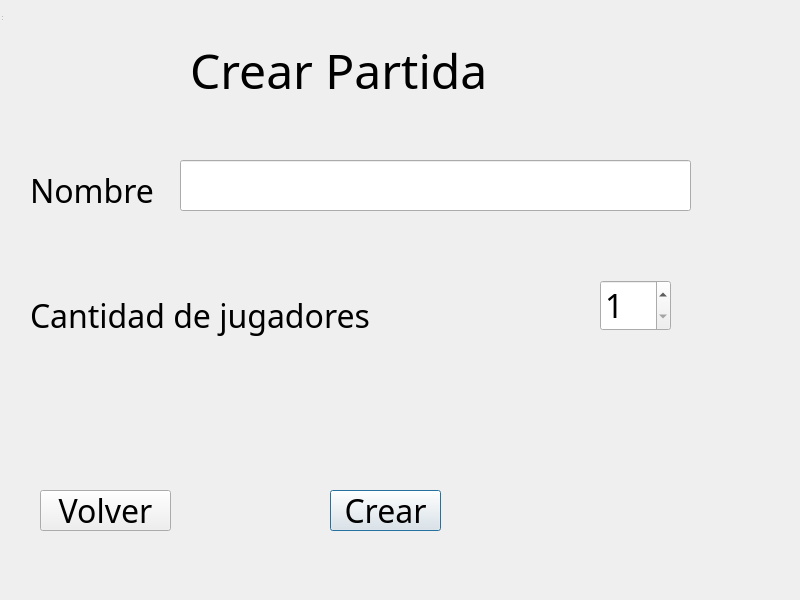
Before: the Qt Designer form src/Client/Lobby/creategame.ui in franciscoduc4/TP_Jazz_Jackrabbit_2, drawn with Qt 5.
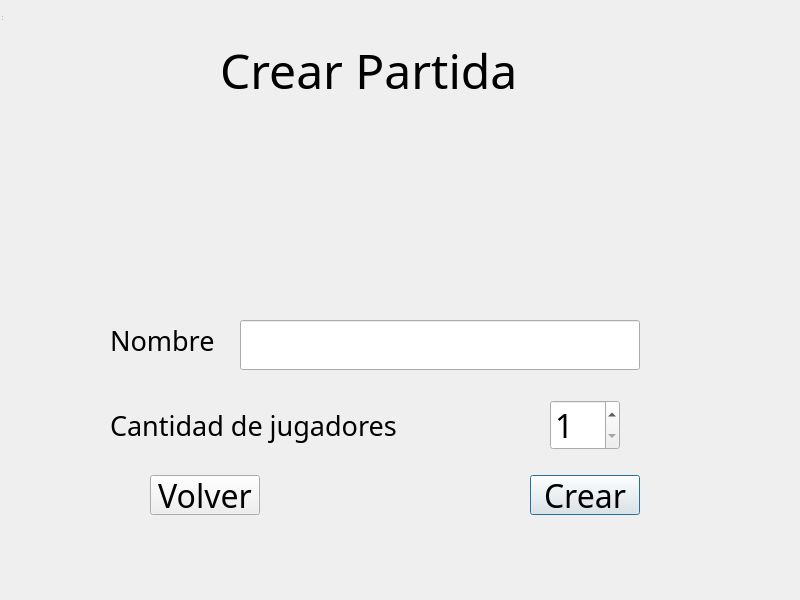
After: the same form once the commit is applied.

```diff
--- a/src/Client/Lobby/creategame.ui
+++ b/src/Client/Lobby/creategame.ui
@@ -25,10 +25,10 @@
    <widget class="QLabel" name="labelTitle">
     <property name="geometry">
      <rect>
-      <x>190</x>
+      <x>220</x>
       <y>40</y>
-      <width>361</width>
-      <height>61</height>
+      <width>360</width>
+      <height>60</height>
      </rect>
     </property>
     <property name="font">
@@ -44,16 +44,16 @@
    <widget class="QLabel" name="labelName">
     <property name="geometry">
      <rect>
-      <x>30</x>
-      <y>170</y>
-      <width>131</width>
-      <height>41</height>
+      <x>110</x>
+      <y>320</y>
+      <width>130</width>
+      <height>40</height>
      </rect>
     </property>
     <property name="font">
      <font>
       <family>Jazz Jackrabbit 2</family>
-      <pointsize>24</pointsize>
+      <pointsize>20</pointsize>
      </font>
     </property>
     <property name="text">
@@ -63,16 +63,16 @@
    <widget class="QLabel" name="labelNumPlayers">
     <property name="geometry">
      <rect>
-      <x>30</x>
-      <y>290</y>
-      <width>381</width>
-      <height>51</height>
+      <x>110</x>
+      <y>400</y>
+      <width>380</width>
+      <height>50</height>
      </rect>
     </property>
     <property name="font">
      <font>
       <family>Jazz Jackrabbit 2</family>
-      <pointsize>24</pointsize>
+      <pointsize>20</pointsize>
      </font>
     </property>
     <property name="text">
@@ -82,10 +82,10 @@
    <widget class="QSpinBox" name="numPlayers">
     <property name="geometry">
      <rect>
-      <x>600</x>
-      <y>280</y>
-      <width>71</width>
-      <height>51</height>
+      <x>550</x>
+      <y>400</y>
+      <width>70</width>
+      <height>50</height>
      </rect>
     </property>
     <property name="font">
@@ -104,10 +104,10 @@
    <widget class="QLineEdit" name="gameName">
     <property name="geometry">
      <rect>
-      <x>180</x>
-      <y>160</y>
-      <width>511</width>
-      <height>51</height>
+      <x>240</x>
+      <y>320</y>
+      <width>400</width>
+      <height>50</height>
      </rect>
     </property>
     <property name="font">
@@ -120,10 +120,10 @@
    <widget class="QPushButton" name="btnCreate">
     <property name="geometry">
      <rect>
-      <x>330</x>
-      <y>490</y>
-      <width>111</width>
-      <height>41</height>
+      <x>530</x>
+      <y>475</y>
+      <width>110</width>
+      <height>40</height>
      </rect>
     </property>
     <property name="font">
@@ -139,10 +139,10 @@
    <widget class="QPushButton" name="btnBack">
     <property name="geometry">
      <rect>
-      <x>40</x>
-      <y>490</y>
-      <width>131</width>
-      <height>41</height>
+      <x>150</x>
+      <y>475</y>
+      <width>110</width>
+      <height>40</height>
      </rect>
     </property>
     <property name="font">
```
